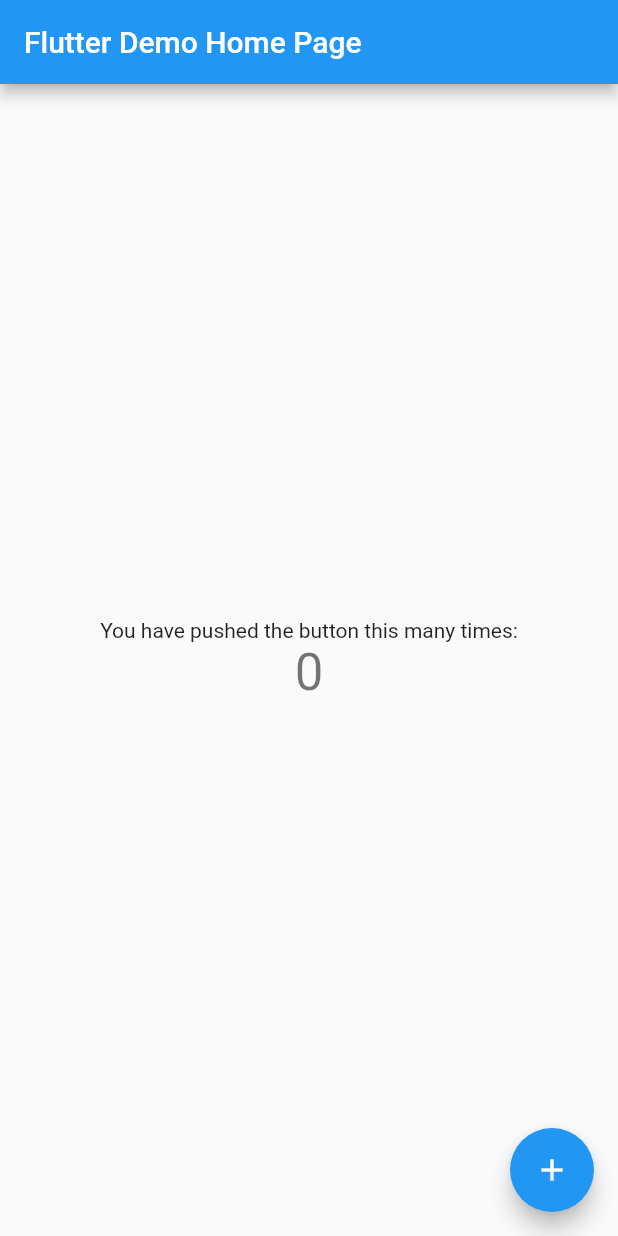
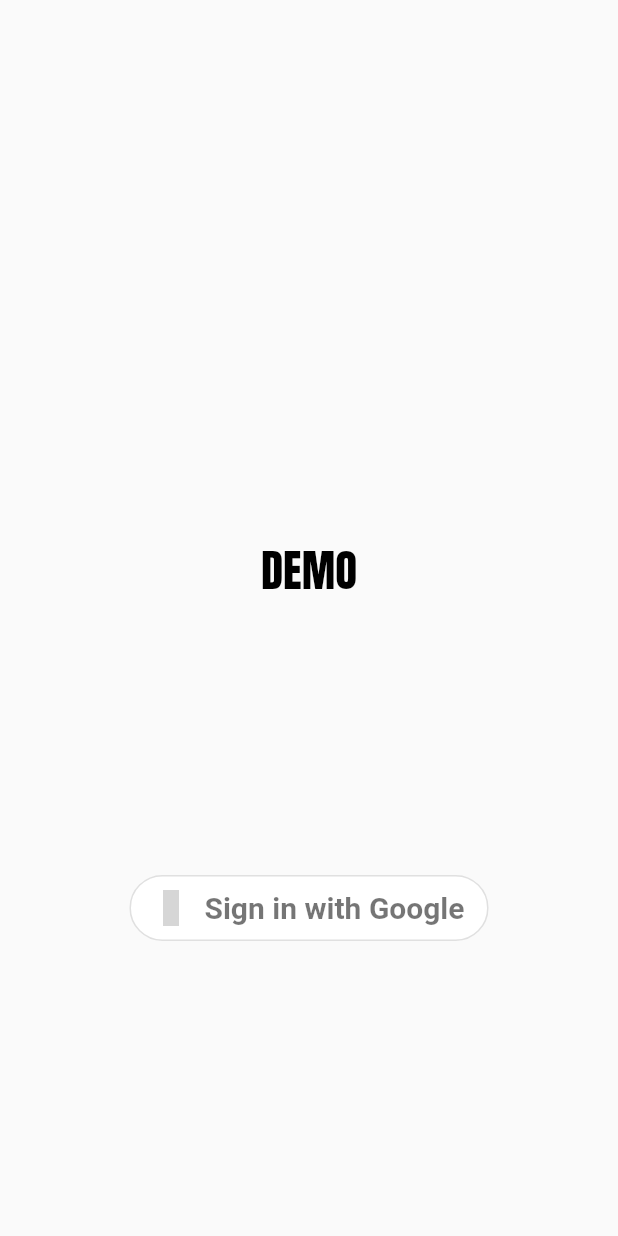
Before and after one commit to 9745108736/almulla_task_clen, a Flutter app: the screen it shows after launch, on a phone screen of 412 x 824 dp. Run offline on Flutter 3.47's test engine with Material 2 defaults, Android fonts, the light colour scheme and no system bars; our stand-ins replace google_fonts, hexcolor, line_icons; grey boxes are pictures that could not be loaded.

Commit message:
Ui work on prgress

```diff
--- a/lib/features/home/presentation/pages/demo_landing.dart
+++ b/lib/features/home/presentation/pages/demo_landing.dart
@@ -1 +1,35 @@
 import 'package:flutter/material.dart';
+
+import '../widgets/sign_in_with_button.dart';
+import '../widgets/text_widget.dart';
+
+class DemoLandingPage extends StatefulWidget {
+  const DemoLandingPage({Key? key}) : super(key: key);
+
+  @override
+  _DemoLandingPageState createState() => _DemoLandingPageState();
+}
+
+class _DemoLandingPageState extends State<DemoLandingPage> {
+  @override
+  Widget build(BuildContext context) {
+    return Scaffold(
+      body: _body(),
+    );
+  }
+
+  Widget _body() {
+    return Center(
+      child: Column(
+        // mainAxisAlignment: MainAxisAlignment.center,
+        // mainAxisSize: MainAxisSize.min,
+        mainAxisAlignment: MainAxisAlignment.spaceEvenly,
+        children: [
+          Row(),
+          DemoBoldTextWidget(text: "DEMO", fontSize: 30),
+          GoogleSignInButton(),
+        ],
+      ),
+    );
+  }
+}
--- /dev/null
+++ b/lib/features/home/presentation/widgets/sign_in_with_button.dart
@@ -0,0 +1,71 @@
+import 'package:flutter/material.dart';
+import 'package:line_icons/line_icons.dart';
+
+import '../pages/demo_main.dart';
+
+class GoogleSignInButton extends StatefulWidget {
+  @override
+  _GoogleSignInButtonState createState() => _GoogleSignInButtonState();
+}
+
+class _GoogleSignInButtonState extends State<GoogleSignInButton> {
+  bool _isSigningIn = false;
+
+  @override
+  Widget build(BuildContext context) {
+    return Padding(
+      padding: const EdgeInsets.only(bottom: 16.0),
+      child: _isSigningIn
+          ? CircularProgressIndicator(
+              valueColor: AlwaysStoppedAnimation<Color>(Colors.white),
+            )
+          : OutlinedButton(
+              style: ButtonStyle(
+                backgroundColor: MaterialStateProperty.all(Colors.white),
+                shape: MaterialStateProperty.all(
+                  RoundedRectangleBorder(
+                    borderRadius: BorderRadius.circular(40),
+                  ),
+                ),
+              ),
+              onPressed: () async {
+                setState(() {
+                  _isSigningIn = true;
+                });
+
+                // TODO: Add method call to the Google Sign-In authentication
+
+                Navigator.push(
+                  context,
+                  MaterialPageRoute(builder: (context) => const DemoMainPage()),
+                );
+
+                setState(() {
+                  _isSigningIn = false;
+                });
+              },
+              child: Padding(
+                padding: const EdgeInsets.fromLTRB(0, 10, 0, 10),
+                child: Row(
+                  mainAxisSize: MainAxisSize.min,
+                  mainAxisAlignment: MainAxisAlignment.center,
+                  children: <Widget>[
+                    Icon(LineIcons.googleLogo),
+                    Padding(
+                      padding: const EdgeInsets.only(left: 10),
+                      child: Text(
+                        'Sign in with Google',
+                        style: TextStyle(
+                          fontSize: 20,
+                          color: Colors.black54,
+                          fontWeight: FontWeight.w600,
+                        ),
+                      ),
+                    )
+                  ],
+                ),
+              ),
+            ),
+    );
+  }
+}
--- /dev/null
+++ b/lib/features/home/presentation/widgets/text_widget.dart
@@ -0,0 +1,47 @@
+import 'package:flutter/material.dart';
+import 'package:google_fonts/google_fonts.dart';
+
+Widget DemoBoldTextWidget({
+  String? text,
+  Color? fontColor,
+  double? fontSize,
+}) {
+  return Text(
+    text ?? 'This is Google Fonts',
+    style: GoogleFonts.anton(
+      color: fontColor ?? Colors.black,
+      fontSize: fontSize ?? 20,
+      fontWeight: FontWeight.w500,
+    ),
+  );
+}
+
+Widget DemoRobotoTextWidget({
+  String? text,
+  Color? fontColor,
+  double? fontSize,
+}) {
+  return Text(
+    text ?? 'This is Google Fonts',
+    style: GoogleFonts.roboto(
+      color: fontColor ?? Colors.black,
+      fontSize: fontSize ?? 20,
+      fontWeight: FontWeight.w500,
+    ),
+  );
+}
+
+Widget DemoRobotoMonoTextWidget({
+  String? text,
+  Color? fontColor,
+  double? fontSize,
+}) {
+  return Text(
+    text ?? 'This is Google Fonts',
+    style: GoogleFonts.raleway(
+      color: fontColor ?? Colors.black,
+      fontSize: fontSize ?? 14,
+      // fontWeight: FontWeight.w200,
+    ),
+  );
+}
--- a/lib/main.dart
+++ b/lib/main.dart
@@ -1,115 +1,24 @@
 import 'package:flutter/material.dart';
 
+import 'features/home/presentation/pages/demo_landing.dart';
+
 void main() {
-  runApp(const MyApp());
+  WidgetsFlutterBinding.ensureInitialized();
+
+  runApp(MyApp());
 }
 
 class MyApp extends StatelessWidget {
-  const MyApp({super.key});
-
-  // This widget is the root of your application.
   @override
   Widget build(BuildContext context) {
     return MaterialApp(
-      title: 'Flutter Demo',
+      title: 'Number Trivia',
+      debugShowCheckedModeBanner: false,
       theme: ThemeData(
-        // This is the theme of your application.
-        //
-        // Try running your application with "flutter run". You'll see the
-        // application has a blue toolbar. Then, without quitting the app, try
-        // changing the primarySwatch below to Colors.green and then invoke
-        // "hot reload" (press "r" in the console where you ran "flutter run",
-        // or simply save your changes to "hot reload" in a Flutter IDE).
-        // Notice that the counter didn't reset back to zero; the application
-        // is not restarted.
-        primarySwatch: Colors.blue,
+        primaryColor: Colors.green.shade800,
+        accentColor: Colors.green.shade600,
       ),
-      home: const MyHomePage(title: 'Flutter Demo Home Page'),
+      home: const DemoLandingPage(),
     );
   }
 }
-
-class MyHomePage extends StatefulWidget {
-  const MyHomePage({super.key, required this.title});
-
-  // This widget is the home page of your application. It is stateful, meaning
-  // that it has a State object (defined below) that contains fields that affect
-  // how it looks.
-
-  // This class is the configuration for the state. It holds the values (in this
-  // case the title) provided by the parent (in this case the App widget) and
-  // used by the build method of the State. Fields in a Widget subclass are
-  // always marked "final".
-
-  final String title;
-
-  @override
-  State<MyHomePage> createState() => _MyHomePageState();
-}
-
-class _MyHomePageState extends State<MyHomePage> {
-  int _counter = 0;
-
-  void _incrementCounter() {
-    setState(() {
-      // This call to setState tells the Flutter framework that something has
-      // changed in this State, which causes it to rerun the build method below
-      // so that the display can reflect the updated values. If we changed
-      // _counter without calling setState(), then the build method would not be
-      // called again, and so nothing would appear to happen.
-      _counter++;
-    });
-  }
-
-  @override
-  Widget build(BuildContext context) {
-    // This method is rerun every time setState is called, for instance as done
-    // by the _incrementCounter method above.
-    //
-    // The Flutter framework has been optimized to make rerunning build methods
-    // fast, so that you can just rebuild anything that needs updating rather
-    // than having to individually change instances of widgets.
-    return Scaffold(
-      appBar: AppBar(
-        // Here we take the value from the MyHomePage object that was created by
-        // the App.build method, and use it to set our appbar title.
-        title: Text(widget.title),
-      ),
-      body: Center(
-        // Center is a layout widget. It takes a single child and positions it
-        // in the middle of the parent.
-        child: Column(
-          // Column is also a layout widget. It takes a list of children and
-          // arranges them vertically. By default, it sizes itself to fit its
-          // children horizontally, and tries to be as tall as its parent.
-          //
-          // Invoke "debug painting" (press "p" in the console, choose the
-          // "Toggle Debug Paint" action from the Flutter Inspector in Android
-          // Studio, or the "Toggle Debug Paint" command in Visual Studio Code)
-          // to see the wireframe for each widget.
-          //
-          // Column has various properties to control how it sizes itself and
-          // how it positions its children. Here we use mainAxisAlignment to
-          // center the children vertically; the main axis here is the vertical
-          // axis because Columns are vertical (the cross axis would be
-          // horizontal).
-          mainAxisAlignment: MainAxisAlignment.center,
-          children: <Widget>[
-            const Text(
-              'You have pushed the button this many times:',
-            ),
-            Text(
-              '$_counter',
-              style: Theme.of(context).textTheme.headline4,
-            ),
-          ],
-        ),
-      ),
-      floatingActionButton: FloatingActionButton(
-        onPressed: _incrementCounter,
-        tooltip: 'Increment',
-        child: const Icon(Icons.add),
-      ), // This trailing comma makes auto-formatting nicer for build methods.
-    );
-  }
-}
--- a/pubspec.yaml
+++ b/pubspec.yaml
@@ -36,6 +36,9 @@
   # The following adds the Cupertino Icons font to your application.
   # Use with the CupertinoIcons class for iOS style icons.
   cupertino_icons: ^1.0.2
+  google_fonts: ^3.0.1
+  line_icons: ^2.0.1
+  hexcolor: ^3.0.1
 
 dev_dependencies:
   flutter_test:
```
Also changed, not shown: lib/core/utils/colors.dart (added, +22 -0 lines), lib/features/home/presentation/pages/demo_home.dart (+51 -0 lines), lib/features/home/presentation/pages/demo_main.dart (added, +116 -0 lines), lib/features/home/presentation/pages/demo_todo.dart (added, +61 -0 lines), lib/features/home/presentation/widgets/button_widget.dart (added, +68 -0 lines), lib/features/home/presentation/widgets/common_navigation_bar.dart (added, +85 -0 lines), lib/features/home/presentation/widgets/space_widget.dart (added, +7 -0 lines), lib/features/home/presentation/widgets/text_field_widget.dart (added, +33 -0 lines), pubspec.lock, 7 other files.
